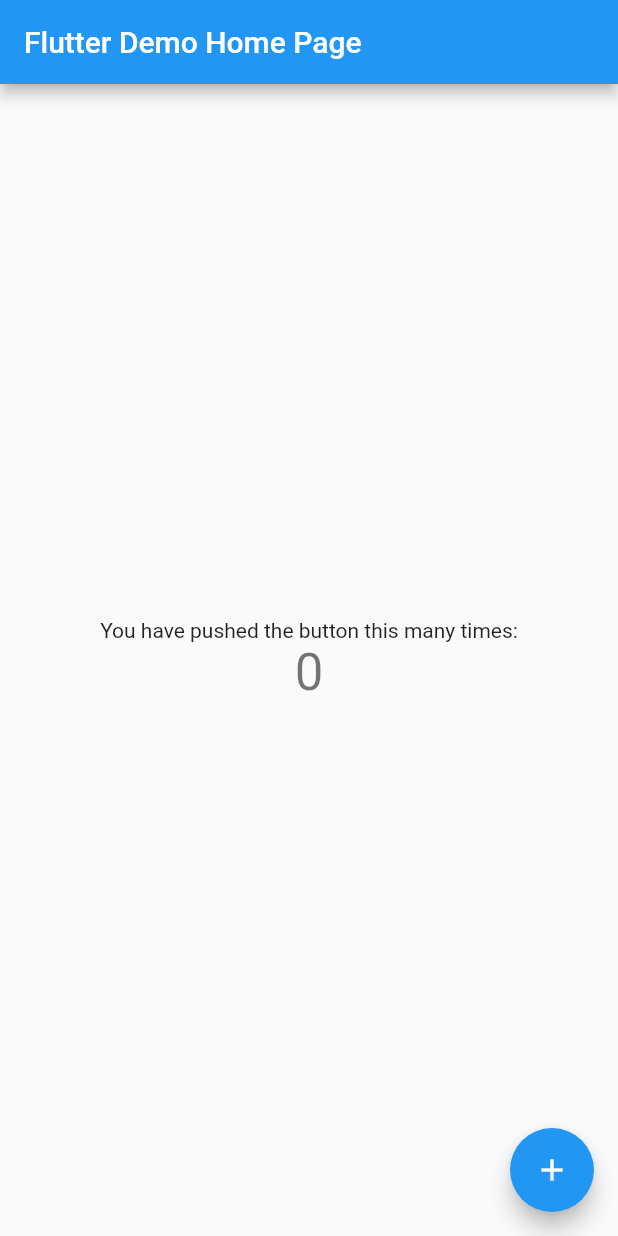
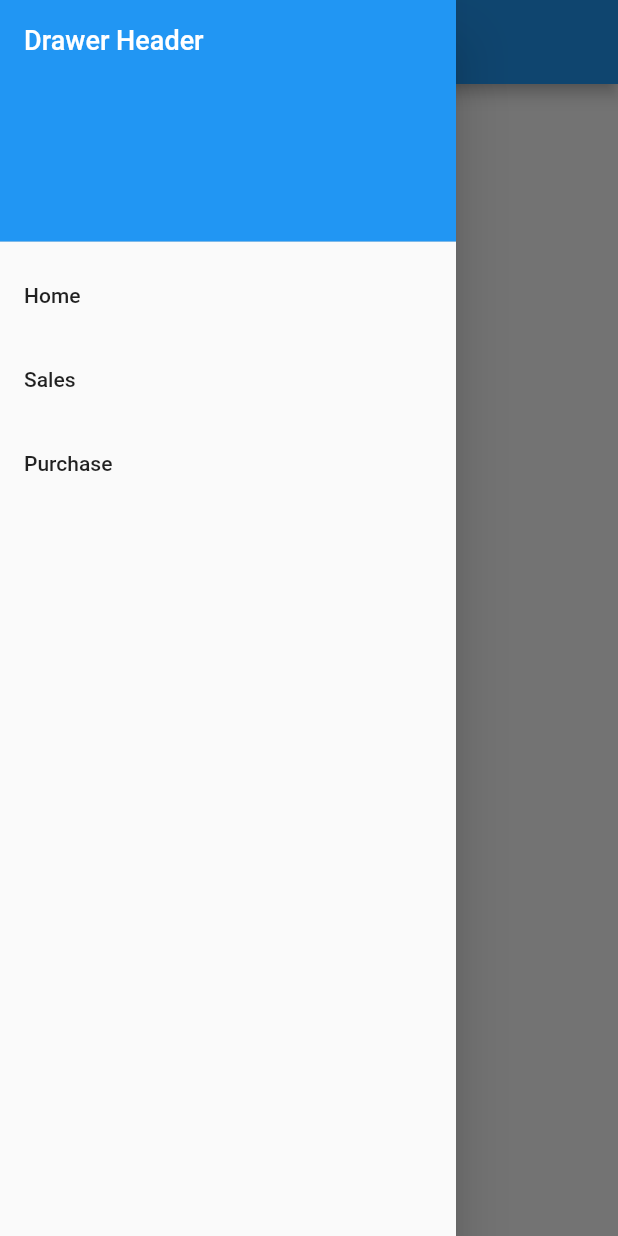
Before and after one commit to thanhtunguet/flutter_monorepo_main_app, a Flutter app: the screen it shows after launch, with the side drawer open (before the commit the screen has no drawer), on a phone screen of 412 x 824 dp. Run offline on Flutter 3.47's test engine with Material 2 defaults, Android fonts, the phone set to English and light mode, and no system bars; our stand-ins replace go_router; missing offline and left inert: purchase_app, sales_app.

Commit message:
add mono-repos

```diff
--- a/lib/main.dart
+++ b/lib/main.dart
@@ -1,115 +1,96 @@
 import 'package:flutter/material.dart';
+import 'package:go_router/go_router.dart';
+import 'package:purchase_app/main.dart';
+import 'package:sales_app/main.dart';
 
-void main() {
-  runApp(const MyApp());
-}
+void main() => runApp(const MyApp());
 
 class MyApp extends StatelessWidget {
   const MyApp({super.key});
 
-  // This widget is the root of your application.
+  static const appTitle = 'Main App Drawer';
+
   @override
   Widget build(BuildContext context) {
     return MaterialApp(
-      title: 'Flutter Demo',
-      theme: ThemeData(
-        // This is the theme of your application.
-        //
-        // Try running your application with "flutter run". You'll see the
-        // application has a blue toolbar. Then, without quitting the app, try
-        // changing the primarySwatch below to Colors.green and then invoke
-        // "hot reload" (press "r" in the console where you ran "flutter run",
-        // or simply save your changes to "hot reload" in a Flutter IDE).
-        // Notice that the counter didn't reset back to zero; the application
-        // is not restarted.
-        primarySwatch: Colors.blue,
-      ),
-      home: const MyHomePage(title: 'Flutter Demo Home Page'),
+      title: appTitle,
+      home: MyHomePage(title: appTitle),
     );
   }
 }
 
-class MyHomePage extends StatefulWidget {
-  const MyHomePage({super.key, required this.title});
-
-  // This widget is the home page of your application. It is stateful, meaning
-  // that it has a State object (defined below) that contains fields that affect
-  // how it looks.
-
-  // This class is the configuration for the state. It holds the values (in this
-  // case the title) provided by the parent (in this case the App widget) and
-  // used by the build method of the State. Fields in a Widget subclass are
-  // always marked "final".
+class MyHomePage extends StatelessWidget {
+  MyHomePage({super.key, required this.title});
 
   final String title;
 
-  @override
-  State<MyHomePage> createState() => _MyHomePageState();
-}
-
-class _MyHomePageState extends State<MyHomePage> {
-  int _counter = 0;
-
-  void _incrementCounter() {
-    setState(() {
-      // This call to setState tells the Flutter framework that something has
-      // changed in this State, which causes it to rerun the build method below
-      // so that the display can reflect the updated values. If we changed
-      // _counter without calling setState(), then the build method would not be
-      // called again, and so nothing would appear to happen.
-      _counter++;
-    });
-  }
+  final routerConfig = GoRouter(routes: [
+    GoRoute(
+      path: '/',
+      routes: [
+        GoRoute(
+          path: 'sales',
+          builder: (context, state) => const SalesApp(),
+        ),
+        GoRoute(
+          path: 'purchase',
+          builder: (context, state) => const PurchaseApp(),
+        ),
+      ],
+      builder: (context, state) => Scaffold(
+        appBar: AppBar(title: const Text("Main App")),
+        body: const Center(
+          child: Text("Main App Content"),
+        ),
+        drawer: Drawer(
+          // Add a ListView to the drawer. This ensures the user can scroll
+          // through the options in the drawer if there isn't enough vertical
+          // space to fit everything.
+          child: ListView(
+            // Important: Remove any padding from the ListView.
+            padding: EdgeInsets.zero,
+            children: [
+              const DrawerHeader(
+                decoration: BoxDecoration(
+                  color: Colors.blue,
+                ),
+                child: Text(
+                  'Drawer Header',
+                  style: TextStyle(
+                    color: Colors.white,
+                    fontSize: 18,
+                  ),
+                ),
+              ),
+              ListTile(
+                title: const Text('Home'),
+                onTap: () {
+                  GoRouter.of(context).go('/');
+                },
+              ),
+              ListTile(
+                title: const Text('Sales'),
+                onTap: () {
+                  GoRouter.of(context).go('/sales');
+                },
+              ),
+              ListTile(
+                title: const Text('Purchase'),
+                onTap: () {
+                  GoRouter.of(context).go('/purchase');
+                },
+              ),
+            ],
+          ),
+        ),
+      ),
+    ),
+  ]);
 
   @override
   Widget build(BuildContext context) {
-    // This method is rerun every time setState is called, for instance as done
-    // by the _incrementCounter method above.
-    //
-    // The Flutter framework has been optimized to make rerunning build methods
-    // fast, so that you can just rebuild anything that needs updating rather
-    // than having to individually change instances of widgets.
-    return Scaffold(
-      appBar: AppBar(
-        // Here we take the value from the MyHomePage object that was created by
-        // the App.build method, and use it to set our appbar title.
-        title: Text(widget.title),
-      ),
-      body: Center(
-        // Center is a layout widget. It takes a single child and positions it
-        // in the middle of the parent.
-        child: Column(
-          // Column is also a layout widget. It takes a list of children and
-          // arranges them vertically. By default, it sizes itself to fit its
-          // children horizontally, and tries to be as tall as its parent.
-          //
-          // Invoke "debug painting" (press "p" in the console, choose the
-          // "Toggle Debug Paint" action from the Flutter Inspector in Android
-          // Studio, or the "Toggle Debug Paint" command in Visual Studio Code)
-          // to see the wireframe for each widget.
-          //
-          // Column has various properties to control how it sizes itself and
-          // how it positions its children. Here we use mainAxisAlignment to
-          // center the children vertically; the main axis here is the vertical
-          // axis because Columns are vertical (the cross axis would be
-          // horizontal).
-          mainAxisAlignment: MainAxisAlignment.center,
-          children: <Widget>[
-            const Text(
-              'You have pushed the button this many times:',
-            ),
-            Text(
-              '$_counter',
-              style: Theme.of(context).textTheme.headlineMedium,
-            ),
-          ],
-        ),
-      ),
-      floatingActionButton: FloatingActionButton(
-        onPressed: _incrementCounter,
-        tooltip: 'Increment',
-        child: const Icon(Icons.add),
-      ), // This trailing comma makes auto-formatting nicer for build methods.
+    return MaterialApp.router(
+      routerConfig: routerConfig,
     );
   }
 }
--- a/pubspec.yaml
+++ b/pubspec.yaml
@@ -39,6 +39,10 @@ dependencies:
   get_it: ^7.4.0
   injectable: ^2.1.1
   reflectable: ^4.0.5
+  sales_app:
+    path: modules/sales/
+  purchase_app:
+    path: modules/purchase/
 
 dev_dependencies:
   flutter_test:
```
Also changed, not shown: pubspec.lock, 1 other file.
